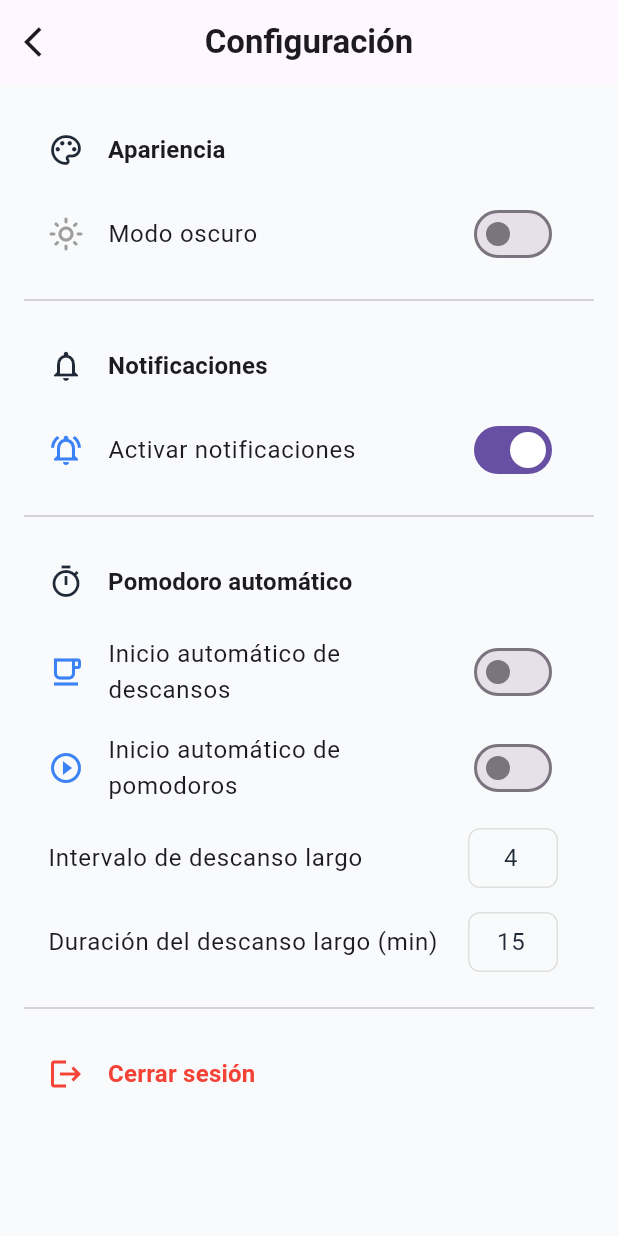
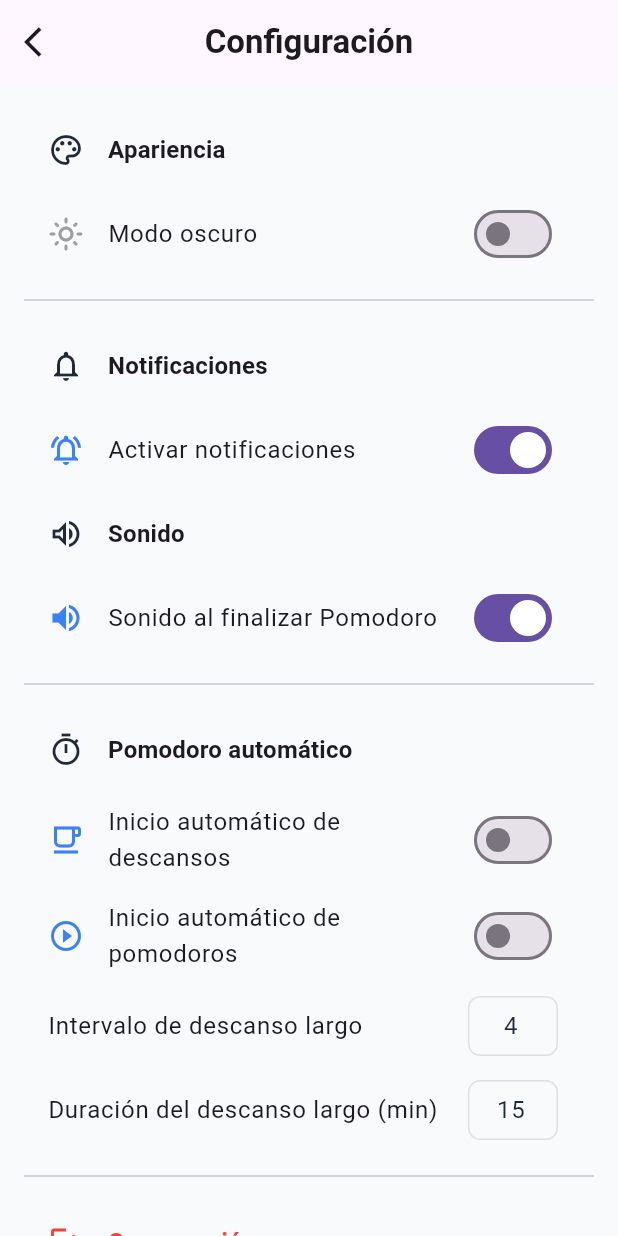
Before and after one commit to LautaroVegaa/Pomodo-app, a Flutter app: the screen it shows once a user with an empty profile is signed in, after a tap on the "settings" icon, on a phone screen of 412 x 824 dp. Run offline on Flutter 3.47's test engine with Material 3 defaults, Android fonts, the phone set to English and light mode, and no system bars; our stand-ins replace audioplayers, flutter_local_notifications, shared_preferences, supabase_flutter; accounts and stored records are empty.

Commit message:
fix: separate sound toggle from notifications in timer_provider
- Updated _showNotificationAndPlaySound() to decouple sound from notifications.
- Added independent sound toggle logic so sound plays even when notifications are disabled.
- Ensured no other behavior or settings were affected.

```diff
--- a/lib/providers/timer_provider.dart
+++ b/lib/providers/timer_provider.dart
@@ -18,6 +18,7 @@ class TimerProvider extends ChangeNotifier {
   bool _autoStartPomodoros = false;
   int _longBreakInterval = 4;
   bool _notificationsEnabled = true;
+  bool _soundEnabled = true; // 🆕 NUEVO
 
   // --- ESTADO DEL TEMPORIZADOR ---
   int _remainingTimeSeconds = 25 * 60;
@@ -50,6 +51,7 @@ class TimerProvider extends ChangeNotifier {
   bool get autoStartPomodoros => _autoStartPomodoros;
   int get longBreakInterval => _longBreakInterval;
   bool get notificationsEnabled => _notificationsEnabled;
+  bool get soundEnabled => _soundEnabled; // 🆕
 
   String get formattedTime {
     int minutes = _remainingTimeSeconds ~/ 60;
@@ -125,6 +127,14 @@ class TimerProvider extends ChangeNotifier {
     notifyListeners();
   }
 
+  // 🆕 Nuevo setter para el sonido
+  Future<void> setSoundEnabled(bool value) async {
+    _soundEnabled = value;
+    final prefs = await SharedPreferences.getInstance();
+    await prefs.setBool('sound_enabled', value);
+    notifyListeners();
+  }
+
   // --- Cargar configuración guardada ---
   Future<void> _loadDurationsFromPrefs() async {
     final prefs = await SharedPreferences.getInstance();
@@ -135,6 +145,7 @@ class TimerProvider extends ChangeNotifier {
     _autoStartPomodoros = prefs.getBool('auto_start_pomodoros') ?? false;
     _longBreakInterval = prefs.getInt('long_break_interval') ?? 4;
     _notificationsEnabled = prefs.getBool('notifications_enabled') ?? true;
+    _soundEnabled = prefs.getBool('sound_enabled') ?? true; // 🆕
 
     _remainingTimeSeconds = _workDurationMinutes * 60;
   }
@@ -179,8 +190,8 @@ class TimerProvider extends ChangeNotifier {
 
   // --- Mostrar notificación + reproducir sonido ---
   Future<void> _showNotificationAndPlaySound(PomodoroPhase phase) async {
-    if (!_notificationsEnabled) return;
-
+    // ✅ Mostrar notificación solo si están habilitadas
+    if (_notificationsEnabled) {
       String title;
       String body;
 
@@ -217,12 +228,16 @@ class TimerProvider extends ChangeNotifier {
         body,
         platformDetails,
       );
+    }
 
+    // ✅ Reproducir sonido aunque las notificaciones estén desactivadas
+    if (_soundEnabled) {
       try {
         await _audioPlayer.stop();
         await _audioPlayer.play(AssetSource('audio/pomodoro_ring.wav'));
       } catch (e) {
         print('❌ Error al reproducir sonido: $e');
+      }
     }
   }
 
--- a/lib/screens/settings_screen.dart
+++ b/lib/screens/settings_screen.dart
@@ -100,6 +100,30 @@ class SettingsScreen extends StatelessWidget {
               color: Theme.of(context).primaryColor,
             ),
           ),
+
+          // --- Sonido ---
+          ListTile(
+            leading: Icon(Icons.volume_up_outlined,
+                color: Theme.of(context).textTheme.bodyLarge?.color),
+            title: Text(
+              "Sonido",
+              style: Theme.of(context)
+                  .textTheme
+                  .titleMedium
+                  ?.copyWith(fontWeight: FontWeight.bold),
+            ),
+          ),
+          SwitchListTile(
+            title: const Text("Sonido al finalizar Pomodoro"),
+            value: timerProvider.soundEnabled,
+            onChanged: (value) => timerProvider.setSoundEnabled(value),
+            secondary: Icon(
+              timerProvider.soundEnabled
+                  ? Icons.volume_up
+                  : Icons.volume_off_outlined,
+              color: Theme.of(context).primaryColor,
+            ),
+          ),
           const Divider(height: 32),
 
           // --- Pomodoro Automático ---
@@ -115,7 +139,7 @@ class SettingsScreen extends StatelessWidget {
             ),
           ),
 
-          // ✅ Traducido: Auto Start Breaks → Inicio automático de descansos
+          // ✅ Inicio automático de descansos
           SwitchListTile(
             title: const Text("Inicio automático de descansos"),
             value: timerProvider.autoStartBreaks,
@@ -126,7 +150,7 @@ class SettingsScreen extends StatelessWidget {
             ),
           ),
 
-          // ✅ Traducido: Auto Start Pomodoros → Inicio automático de pomodoros
+          // ✅ Inicio automático de pomodoros
           SwitchListTile(
             title: const Text("Inicio automático de pomodoros"),
             value: timerProvider.autoStartPomodoros,
@@ -137,7 +161,7 @@ class SettingsScreen extends StatelessWidget {
             ),
           ),
 
-          // ✅ Traducido: Long Break Interval → Intervalo de descanso largo
+          // ✅ Intervalo de descanso largo
           ListTile(
             title: const Text("Intervalo de descanso largo"),
             trailing: SizedBox(
```
Lines whose indentation alone changed are shown as unchanged.
